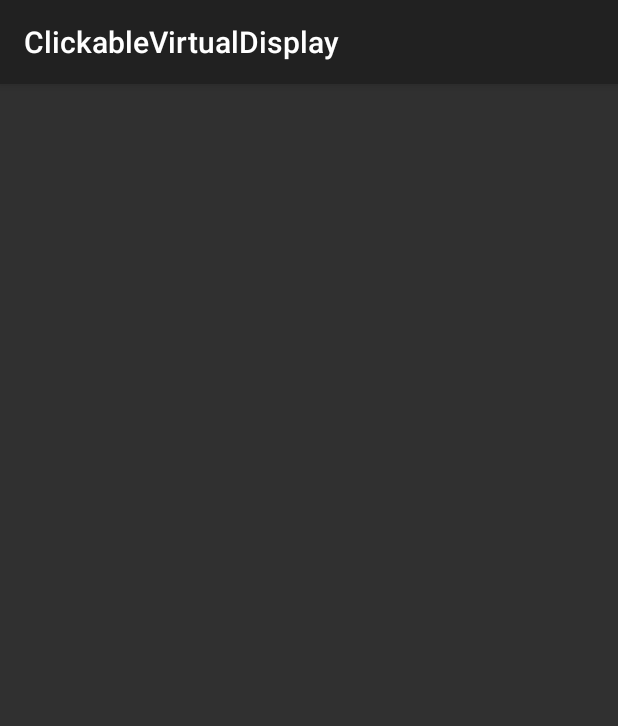
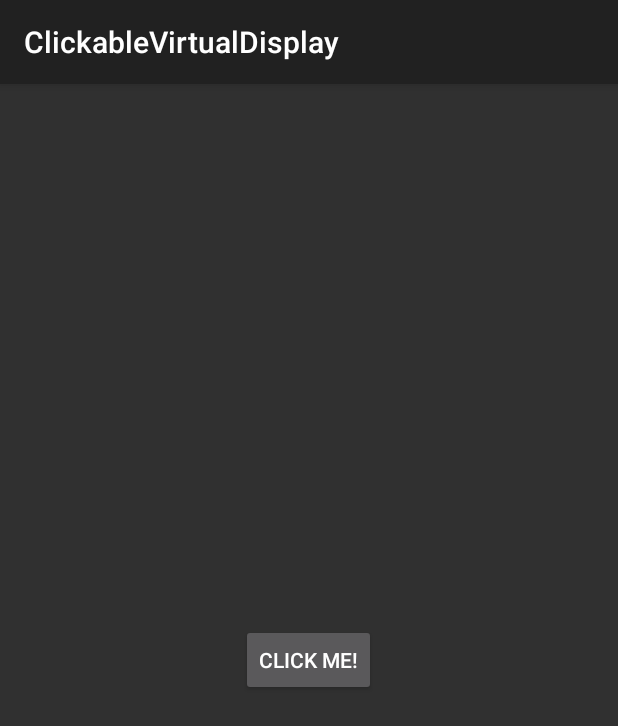
Before and after one commit to ahmedzain958/ClickableVirtualDisplay, an Android app: the ChatGptSecondActivity screen opened directly, with no data from a screen before it, on a phone screen of 412 x 824 dp. Shown: the top 726 px of the screen. Run offline under Robolectric (Android 15) with nearby library versions, the phone set to English and light mode, and no system bars.

Commit message:
virtual display example kotlin, not clickable

```diff
--- a/app/src/main/java/com/luxoft/virtualdisplay/chatGptExample/ChatGptSecondActivity.kt
+++ b/app/src/main/java/com/luxoft/virtualdisplay/chatGptExample/ChatGptSecondActivity.kt
@@ -3,6 +3,7 @@ package com.luxoft.virtualdisplay.chatGptExample
 import android.app.Presentation
 import android.content.Context
 import android.os.Bundle
+import android.util.Log
 import android.view.Display
 import android.widget.Button
 import android.widget.Toast
@@ -15,7 +16,17 @@ import com.luxoft.virtualdisplay.R
 class ChatGptSecondActivity : AppCompatActivity() {
     override fun onCreate(savedInstanceState: Bundle?) {
         super.onCreate(savedInstanceState)
+        setContentView(R.layout.activity_chat_gpt_second)
+        val width = intent.getIntExtra("WIDTH", 800)
+        val height = intent.getIntExtra("HEIGHT", 600)
 
+        // Use the width and height as needed
+        Toast.makeText(this, "Second Activity Started with width: $width, height: $height", Toast.LENGTH_SHORT).show()
+
+    }
+    override fun onDestroy() {
+        super.onDestroy()
+        Log.d("ChatGptSecondActivity", "Activity destroyed")
     }
 }
 
```
Also changed, not shown: app/src/main/AndroidManifest.xml (+10 -2 lines), app/src/main/java/com/luxoft/virtualdisplay/chatGptExample/ChatGptMainActivity.kt (+32 -3 lines).
